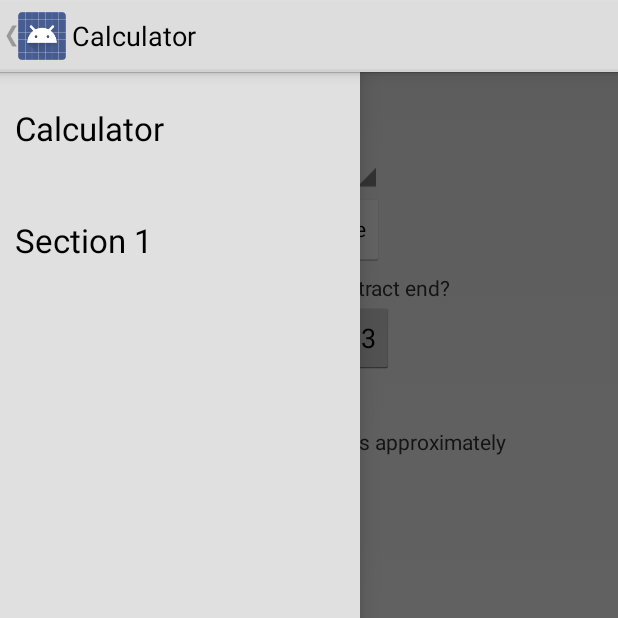
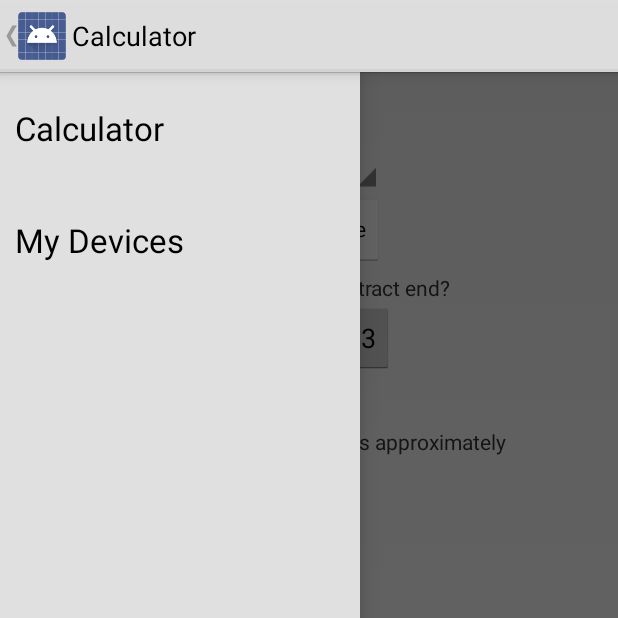
Before and after one commit to snargledorf/ETFCalculator, an Android app: the screen it shows after launch (MainActivity), with the side drawer open, on a phone screen of 412 x 824 dp, the top half of it. Run offline under Robolectric (Android 15) with nearby library versions, the phone set to English and light mode, and no system bars; libraries missing offline, so code that uses them is left out: com.google.ads; 10 statements that could not run were skipped.

Commit message:
Added My Devices section, changed naming scheme of section layout files

```diff
--- a/ETFCalculator/src/main/java/com/theeste/etfcalculator2/CalculatorSection.java
+++ b/ETFCalculator/src/main/java/com/theeste/etfcalculator2/CalculatorSection.java
@@ -43,7 +43,7 @@ public class CalculatorSection extends Section {
     @Override
     public View onCreateView(LayoutInflater inflater, ViewGroup container,
                              Bundle savedInstanceState) {
-        View view = inflater.inflate(R.layout.fragment_calc, container, false);
+        View view = inflater.inflate(R.layout.section_calculator, container, false);
 
         setupCarrierSpinner(view);
         setupSmartPhoneToggle(view);
--- a/ETFCalculator/src/main/java/com/theeste/etfcalculator2/MainActivity.java
+++ b/ETFCalculator/src/main/java/com/theeste/etfcalculator2/MainActivity.java
@@ -128,7 +128,7 @@ public class MainActivity extends Activity implements
                 getActionBar().getThemedContext(),
                 new SectionDrawerItem[]{
                         new CalculatorDrawerItem(),
-                        new PlaceholderDrawerItem("Section 1")
+                        new MyDevicesDrawerItem()
                 });
 
         mDrawerList.setAdapter(mDrawerAdapter);
@@ -258,22 +258,21 @@ public class MainActivity extends Activity implements
         calculatorSection.setContractEndDate(date);
     }
 
-    public class PlaceholderDrawerItem extends SectionDrawerItem {
+    public class MyDevicesDrawerItem extends SectionDrawerItem {
 
-        private String mTitle;
 
-        public PlaceholderDrawerItem(String title) {
-            mTitle = title;
+        public MyDevicesDrawerItem() {
+
         }
 
         @Override
         public Section getSectionInstance() {
-            return new PlaceholderSection(getTitle());
+            return new MyDevicesSection();
         }
 
         @Override
         public String getTitle() {
-            return mTitle;
+            return getString(R.string.my_devices_title);
         }
     }
 
--- a/ETFCalculator/src/main/res/values/strings.xml
+++ b/ETFCalculator/src/main/res/values/strings.xml
@@ -21,5 +21,6 @@
     <string name="contract_end_date_label">When does your contract end?</string>
     <string name="select_end_date">Select end date</string>
     <string name="etf_default_text">$0.00</string>
+    <string name="my_devices_title">My Devices</string>
 
 </resources>
```
Also changed, not shown: ETFCalculator/src/main/java/com/theeste/etfcalculator2/MyDevicesSection.java (renamed from ETFCalculator/src/main/java/com/theeste/etfcalculator2/PlaceholderSection.java, +5 -6 lines), ETFCalculator/src/main/res/layout/section_my_devices.xml (added, +12 -0 lines), ETFCalculator/src/main/res/layout/section_placeholder.xml (added, +16 -0 lines), ETFCalculator/src/main/res/layout-large-land/section_calculator.xml (renamed from ETFCalculator/src/main/res/layout-large-land/fragment_calc.xml), ETFCalculator/src/main/res/layout-large/section_calculator.xml (renamed from ETFCalculator/src/main/res/layout-large/fragment_calc.xml), ETFCalculator/src/main/res/layout/section_calculator.xml (renamed from ETFCalculator/src/main/res/layout/fragment_calc.xml).
